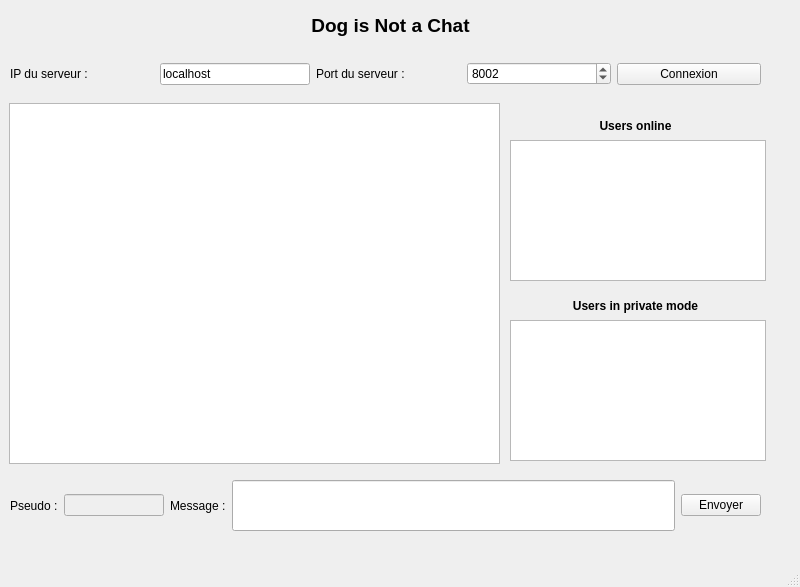
geoff11/dnc, file vue/src/FenClient.ui: the form before one commit.
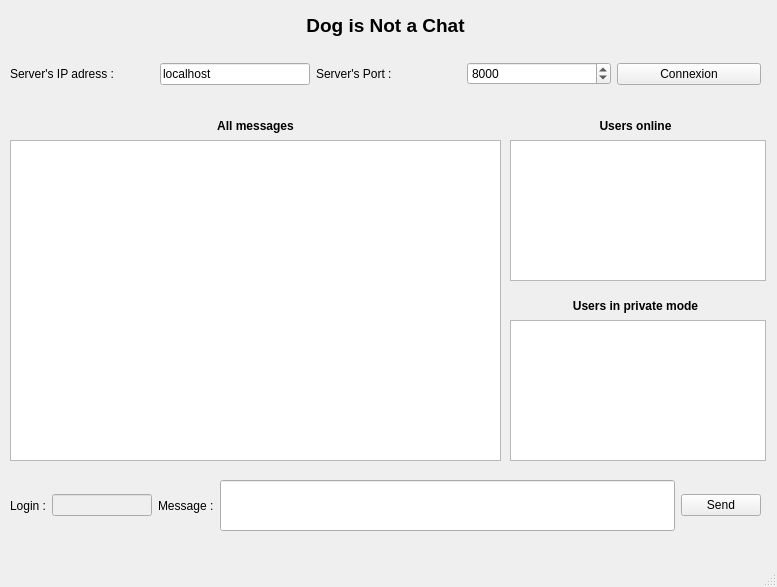
The form after the commit. Icons and pictures are not drawn.

What changed in the file:
```diff
--- a/vue/src/FenClient.ui
+++ b/vue/src/FenClient.ui
@@ -6,7 +6,7 @@
    <rect>
     <x>0</x>
     <y>0</y>
-    <width>800</width>
+    <width>777</width>
     <height>587</height>
    </rect>
   </property>
@@ -14,22 +14,6 @@
    <string>DNC</string>
   </property>
   <widget class="QWidget" name="centralwidget">
-   <widget class="QTextEdit" name="listeMessages">
-    <property name="geometry">
-     <rect>
-      <x>9</x>
-      <y>103</y>
-      <width>491</width>
-      <height>361</height>
-     </rect>
-    </property>
-    <property name="readOnly">
-     <bool>true</bool>
-    </property>
-    <property name="tabStopWidth">
-     <number>80</number>
-    </property>
-   </widget>
    <widget class="QWidget" name="layoutWidget">
     <property name="geometry">
      <rect>
@@ -43,7 +27,7 @@
      <item>
       <widget class="QLabel" name="label_ip">
        <property name="text">
-        <string>IP du serveur :</string>
+        <string>Server's IP adress :</string>
        </property>
       </widget>
      </item>
@@ -63,7 +47,7 @@
      <item>
       <widget class="QLabel" name="label_port">
        <property name="text">
-        <string>Port du serveur :</string>
+        <string>Server's Port :</string>
        </property>
       </widget>
      </item>
@@ -82,7 +66,7 @@
         <number>65535</number>
        </property>
        <property name="value">
-        <number>8002</number>
+        <number>8000</number>
        </property>
       </widget>
      </item>
@@ -108,7 +92,7 @@
      <item>
       <widget class="QLabel" name="label_pseudo">
        <property name="text">
-        <string>Pseudo :</string>
+        <string>Login :</string>
        </property>
       </widget>
      </item>
@@ -117,6 +101,12 @@
        <property name="enabled">
         <bool>false</bool>
        </property>
+       <property name="sizePolicy">
+        <sizepolicy hsizetype="Preferred" vsizetype="Fixed">
+         <horstretch>0</horstretch>
+         <verstretch>0</verstretch>
+        </sizepolicy>
+       </property>
        <property name="maximumSize">
         <size>
          <width>100</width>
@@ -145,7 +135,7 @@
      <item>
       <widget class="QPushButton" name="btnEnvoyer">
        <property name="text">
-        <string>Envoyer</string>
+        <string>Send</string>
        </property>
        <property name="icon">
         <iconset>
@@ -158,9 +148,9 @@
    <widget class="QLabel" name="title">
     <property name="geometry">
      <rect>
-      <x>280</x>
+      <x>10</x>
       <y>10</y>
-      <width>221</width>
+      <width>751</width>
       <height>31</height>
      </rect>
     </property>
@@ -242,6 +232,38 @@
      </rect>
     </property>
    </widget>
+   <widget class="QTextBrowser" name="ecranMain">
+    <property name="geometry">
+     <rect>
+      <x>10</x>
+      <y>140</y>
+      <width>491</width>
+      <height>321</height>
+     </rect>
+    </property>
+   </widget>
+   <widget class="QLabel" name="label_all">
+    <property name="geometry">
+     <rect>
+      <x>10</x>
+      <y>110</y>
+      <width>491</width>
+      <height>32</height>
+     </rect>
+    </property>
+    <property name="font">
+     <font>
+      <weight>75</weight>
+      <bold>true</bold>
+     </font>
+    </property>
+    <property name="text">
+     <string>All messages</string>
+    </property>
+    <property name="alignment">
+     <set>Qt::AlignCenter</set>
+    </property>
+   </widget>
   </widget>
   <widget class="QMenuBar" name="menubar">
    <property name="geometry">
```
Left out of the diff: 24 changed lines with no effect on the pictures.
